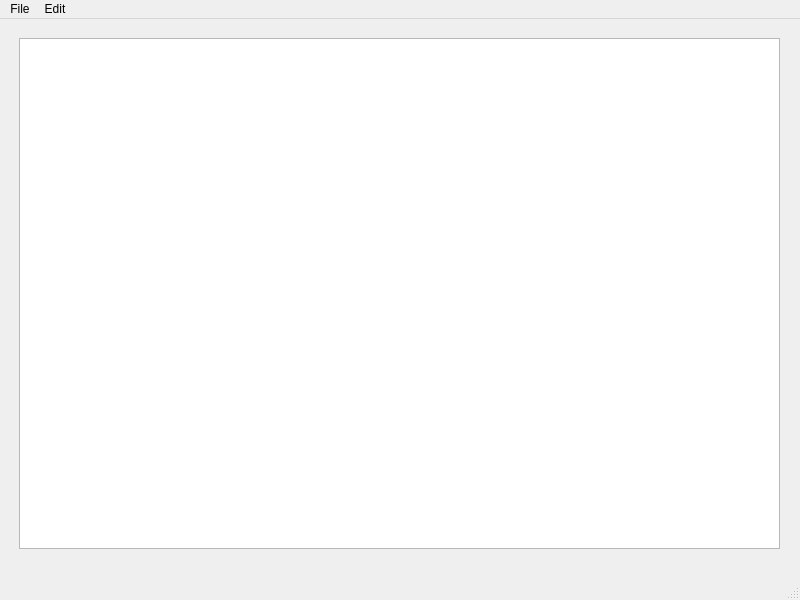
MuradWafik/notepad, file mainwindow.ui: the form before one commit.
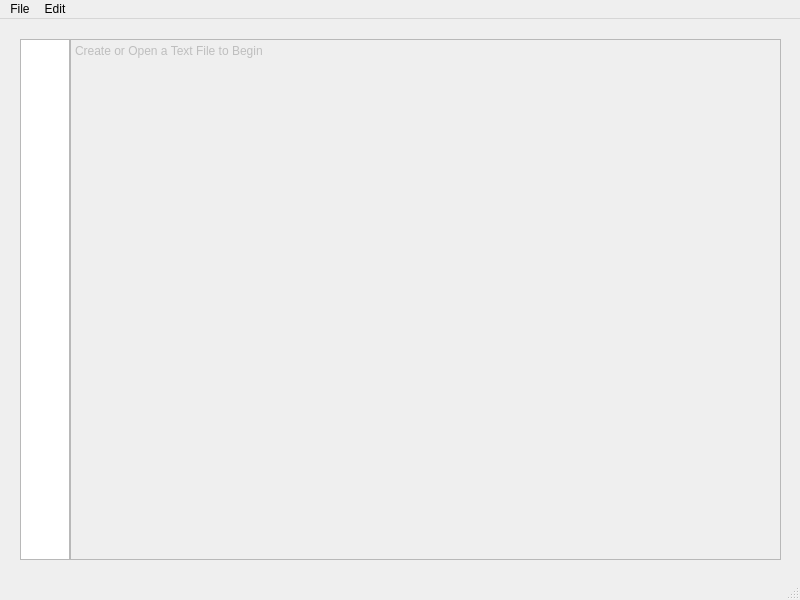
The form after the commit.

Commit message: line numbers now show on with the text, and can handle adding/removing multiple lines at once

```diff
--- a/mainwindow.ui
+++ b/mainwindow.ui
@@ -17,15 +17,80 @@
    <widget class="QWidget" name="verticalLayoutWidget">
     <property name="geometry">
      <rect>
-      <x>19</x>
-      <y>19</y>
+      <x>20</x>
+      <y>20</y>
       <width>761</width>
-      <height>511</height>
+      <height>521</height>
      </rect>
     </property>
-    <layout class="QVBoxLayout" name="verticalLayout">
+    <layout class="QHBoxLayout" name="horizontalLayout">
+     <property name="spacing">
+      <number>0</number>
+     </property>
      <item>
-      <widget class="QPlainTextEdit" name="plainTextEdit"/>
+      <widget class="QTextEdit" name="lineNumTextEdit">
+       <property name="sizePolicy">
+        <sizepolicy hsizetype="Minimum" vsizetype="Expanding">
+         <horstretch>0</horstretch>
+         <verstretch>0</verstretch>
+        </sizepolicy>
+       </property>
+       <property name="minimumSize">
+        <size>
+         <width>20</width>
+         <height>0</height>
+        </size>
+       </property>
+       <property name="maximumSize">
+        <size>
+         <width>50</width>
+         <height>16777215</height>
+        </size>
+       </property>
+       <property name="baseSize">
+        <size>
+         <width>20</width>
+         <height>0</height>
+        </size>
+       </property>
+       <property name="inputMethodHints">
+        <set>Qt::ImhNone</set>
+       </property>
+       <property name="verticalScrollBarPolicy">
+        <enum>Qt::ScrollBarAlwaysOff</enum>
+       </property>
+       <property name="horizontalScrollBarPolicy">
+        <enum>Qt::ScrollBarAlwaysOff</enum>
+       </property>
+       <property name="sizeAdjustPolicy">
+        <enum>QAbstractScrollArea::AdjustIgnored</enum>
+       </property>
+       <property name="undoRedoEnabled">
+        <bool>false</bool>
+       </property>
+       <property name="readOnly">
+        <bool>true</bool>
+       </property>
+       <property name="acceptRichText">
+        <bool>true</bool>
+       </property>
+       <property name="textInteractionFlags">
+        <set>Qt::NoTextInteraction</set>
+       </property>
+      </widget>
+     </item>
+     <item>
+      <widget class="QPlainTextEdit" name="plainTextEdit">
+       <property name="enabled">
+        <bool>false</bool>
+       </property>
+       <property name="plainText">
+        <string>Create or Open a Text File to Begin</string>
+       </property>
+       <property name="placeholderText">
+        <string/>
+       </property>
+      </widget>
      </item>
     </layout>
    </widget>
```
Left out of the diff: 2 changed lines with no effect on the pictures. The commit also changes 14 other files.
